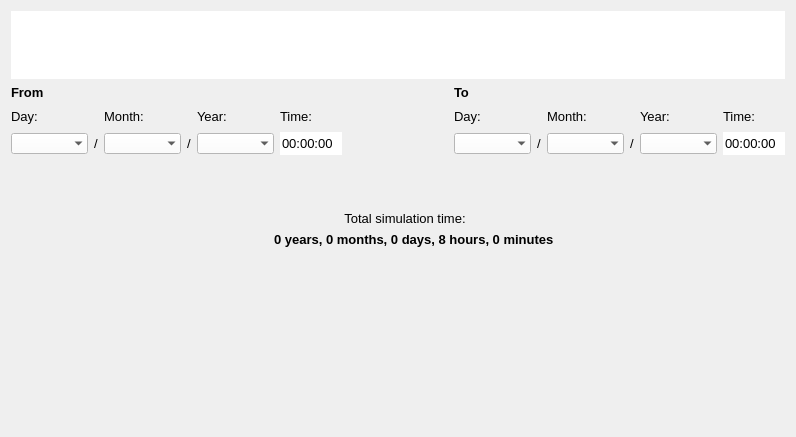
Before: the Qt Designer form threedi_api_qgis_client/ui/page2b.ui in nens/threedi-api-qgis-client, drawn with Qt 5.
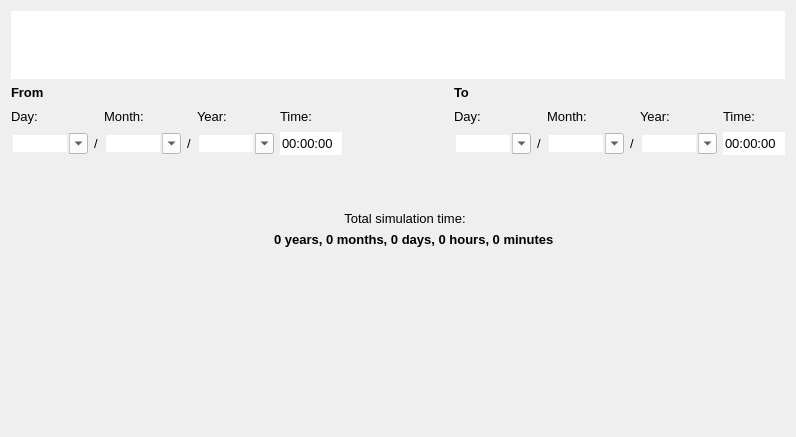
After: the same form once the commit is applied.

Commit message: Work on plugin widgets.

```diff
--- a/threedi_api_qgis_client/ui/page2b.ui
+++ b/threedi_api_qgis_client/ui/page2b.ui
@@ -47,7 +47,10 @@
       <bool>false</bool>
      </property>
      <property name="styleSheet">
-      <string notr="true">QComboBox {background-color: rgba(255, 255, 255);}</string>
+      <string notr="true">QComboBox {background-color:white; selection-background-color: lightgray;}</string>
+     </property>
+     <property name="editable">
+      <bool>true</bool>
      </property>
      <property name="frame">
       <bool>false</bool>
@@ -66,7 +69,10 @@
       <bool>false</bool>
      </property>
      <property name="styleSheet">
-      <string notr="true">QComboBox {background-color: rgba(255, 255, 255);}</string>
+      <string notr="true">QComboBox {background-color:white; selection-background-color: lightgray;}</string>
+     </property>
+     <property name="editable">
+      <bool>true</bool>
      </property>
      <property name="frame">
       <bool>false</bool>
@@ -82,10 +88,13 @@
       </font>
      </property>
      <property name="autoFillBackground">
-      <bool>true</bool>
+      <bool>false</bool>
      </property>
      <property name="styleSheet">
-      <string notr="true">QComboBox {background-color: rgba(255, 255, 255);}</string>
+      <string notr="true">QComboBox {background-color:white; selection-background-color: lightgray;}</string>
+     </property>
+     <property name="editable">
+      <bool>true</bool>
      </property>
      <property name="frame">
       <bool>false</bool>
@@ -233,7 +242,10 @@
       <bool>false</bool>
      </property>
      <property name="styleSheet">
-      <string notr="true">QComboBox {background-color: rgba(255, 255, 255);}</string>
+      <string notr="true">QComboBox {background-color:white; selection-background-color: lightgray;}</string>
+     </property>
+     <property name="editable">
+      <bool>true</bool>
      </property>
      <property name="frame">
       <bool>false</bool>
@@ -384,7 +396,10 @@
       <bool>false</bool>
      </property>
      <property name="styleSheet">
-      <string notr="true">QComboBox {background-color: rgba(255, 255, 255);}</string>
+      <string notr="true">QComboBox {background-color:white; selection-background-color: lightgray;}</string>
+     </property>
+     <property name="editable">
+      <bool>true</bool>
      </property>
      <property name="frame">
       <bool>false</bool>
@@ -493,7 +508,10 @@
       <bool>false</bool>
      </property>
      <property name="styleSheet">
-      <string notr="true">QComboBox {background-color: rgba(255, 255, 255);}</string>
+      <string notr="true">QComboBox {background-color:white; selection-background-color: lightgray;}</string>
+     </property>
+     <property name="editable">
+      <bool>true</bool>
      </property>
      <property name="frame">
       <bool>false</bool>
@@ -527,7 +545,7 @@
       </font>
      </property>
      <property name="text">
-      <string>0 years, 0 months, 0 days, 8 hours, 0 minutes </string>
+      <string>0 years, 0 months, 0 days, 0 hours, 0 minutes </string>
      </property>
      <property name="alignment">
       <set>Qt::AlignCenter</set>
```
Left out of the diff: 7 changed lines with no effect on the pictures. The commit also changes 7 other files.
